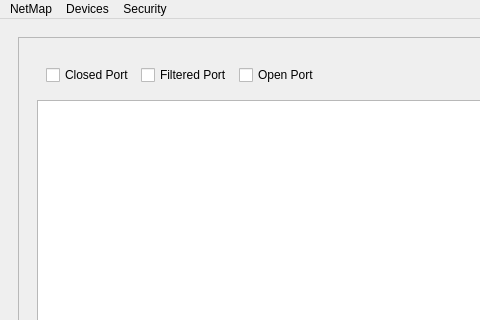
This is Net_map/mainwindow.ui in Traygueur/net_map as Qt 5 draws it before an edit; both pictures show x 0 to 480 and y 0 to 320 of the 690 by 600 pixel window. The edited form follows.
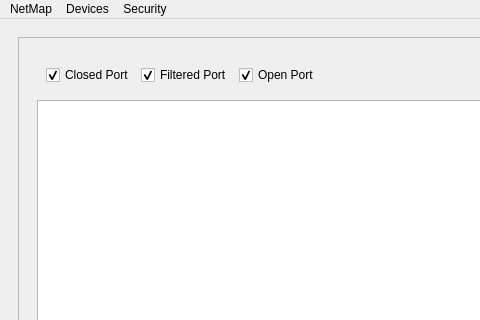
This is the edited form. The open tabs and pages were chosen to show the change. Custom widgets are drawn as their Qt base class.

```diff
--- a/Net_map/mainwindow.ui
+++ b/Net_map/mainwindow.ui
@@ -197,6 +197,9 @@
                     <property name="text">
                      <string>Closed Port</string>
                     </property>
+                    <property name="checked">
+                     <bool>true</bool>
+                    </property>
                    </widget>
                   </item>
                   <item>
@@ -204,6 +207,9 @@
                     <property name="text">
                      <string>Filtered Port</string>
                     </property>
+                    <property name="checked">
+                     <bool>true</bool>
+                    </property>
                    </widget>
                   </item>
                   <item>
@@ -211,6 +217,9 @@
                     <property name="text">
                      <string>Open Port</string>
                     </property>
+                    <property name="checked">
+                     <bool>true</bool>
+                    </property>
                    </widget>
                   </item>
                  </layout>
```
Left out of the diff: 4 changed lines with no effect on the pictures.
